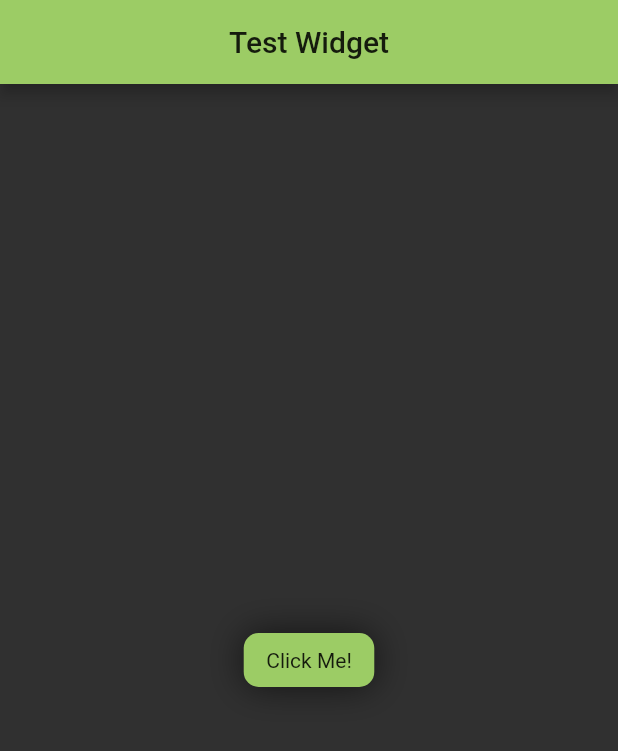
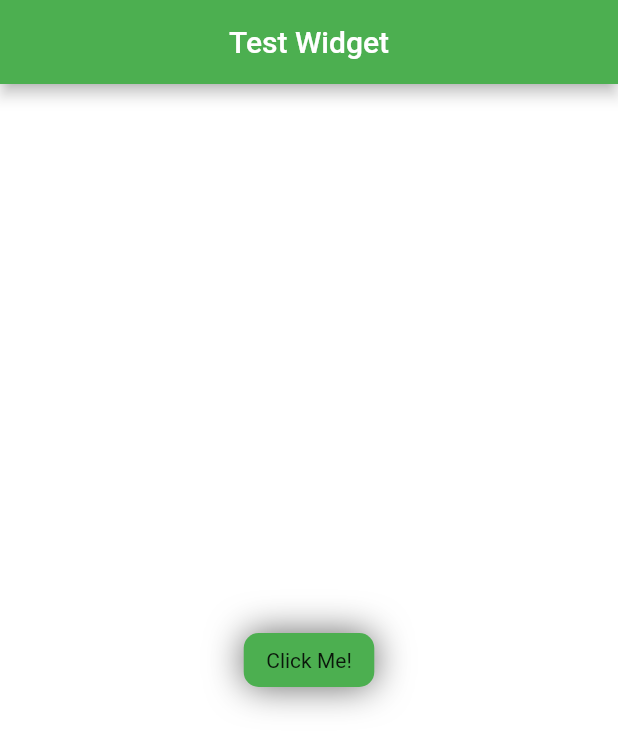
Before and after one commit to HadyMash/Releaf, a Flutter app: the screen it shows after launch, after a tap on "Click Me!", on a phone screen of 412 x 824 dp. Shown: the top 751 px of the screen. Run offline on Flutter 3.47's test engine with Material 2 defaults, Android fonts, the phone set to English and light mode, and no system bars; missing offline and left inert: dart:ffi.

Commit message:
made app theme change automatically, doesn't change with button anymore

```diff
--- a/lib/main.dart
+++ b/lib/main.dart
@@ -17,8 +17,8 @@ void main() {
               body: TextStyle(),
             ),
             dark: ThemeBase(
-              primary: Colors.lightGreen[400],
-              secondary: Colors.green,
+              primary: Colors.green,
+              secondary: Colors.lightGreen[400],
               accent: Colors.greenAccent,
               backgroundColor: Colors.grey[850],
               heading: TextStyle(),
@@ -38,9 +38,14 @@ class ThemedApp extends StatelessWidget {
   Widget build(BuildContext context) {
     final AppTheme theme = Provider.of<AppTheme>(context);
 
+    final bool autoTheme = false;
+    final ThemeMode defaultTheme = ThemeMode.light;
+
     return MaterialApp(
       home: TestWidget(),
-      theme: theme.getThemeData(),
+      theme: theme.getLightTheme(),
+      darkTheme: theme.getDarkTheme(),
+      themeMode: autoTheme ? ThemeMode.system : null,
     );
   }
 }
--- a/lib/shared/const/app_theme.dart
+++ b/lib/shared/const/app_theme.dart
@@ -12,6 +12,7 @@ class ThemeBase {
   Color? backgroundColor;
   TextStyle heading;
   TextStyle body;
+  // AppBarTheme appBarTheme; // TODO implement app bar theme
 
   ThemeBase({
     required this.primary,
@@ -34,11 +35,13 @@ class AppTheme with ChangeNotifier {
   }) {
     current = light;
     _light = ThemeData(
+      brightness: Brightness.light,
       primaryColor: light.primary,
       backgroundColor: light.backgroundColor,
       accentColor: light.accent,
     );
     _dark = ThemeData(
+      brightness: Brightness.dark,
       primaryColor: dark.primary,
       backgroundColor: Colors.grey[850],
       accentColor: dark.accent,
@@ -51,6 +54,8 @@ class AppTheme with ChangeNotifier {
   ThemeData _dark = ThemeData();
 
   getThemeData() => _currentThemeData;
+  getLightTheme() => _light;
+  getDarkTheme() => _dark;
   setThemeData(bool light) {
     _currentThemeData = light ? _light : _dark;
     notifyListeners();
@@ -82,7 +87,10 @@ class TestWidget extends StatelessWidget {
       ),
       body: Center(
         child: ThemedButton(
-          onPressed: () => theme.toggleTheme(),
+          onPressed: () {
+            theme.toggleTheme();
+            print(Theme.of(context).brightness);
+          },
           text: Text('Click Me!'),
           color: theme.current.primary,
           shadowColor: Colors.black.withOpacity(0.6),
```
